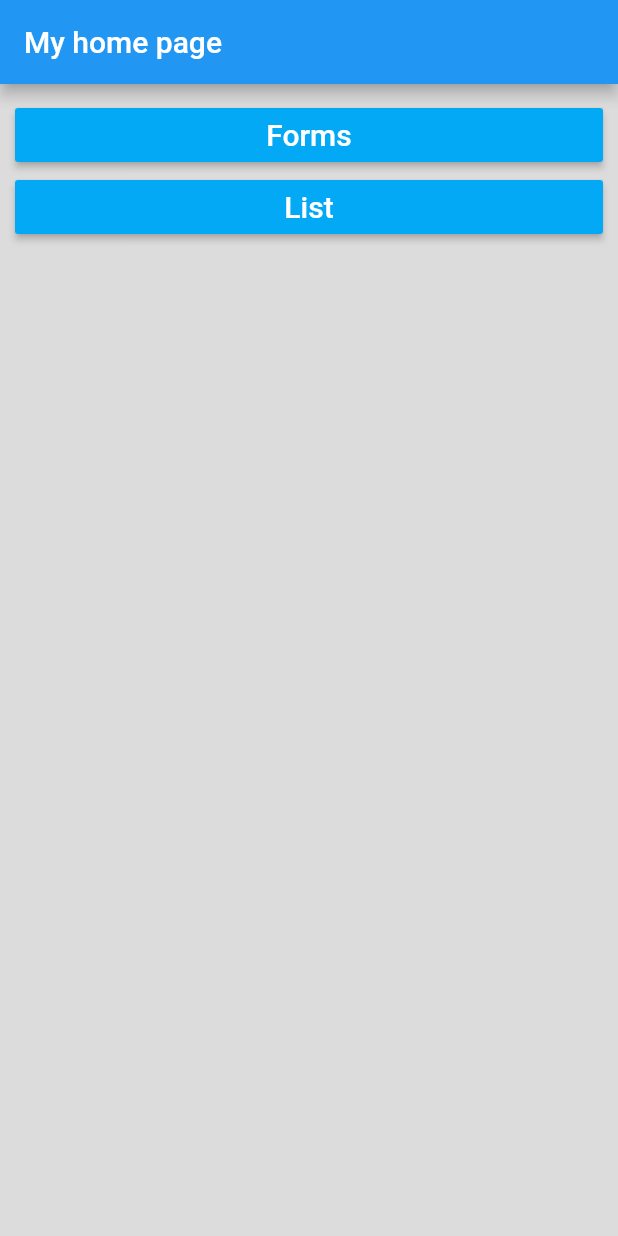
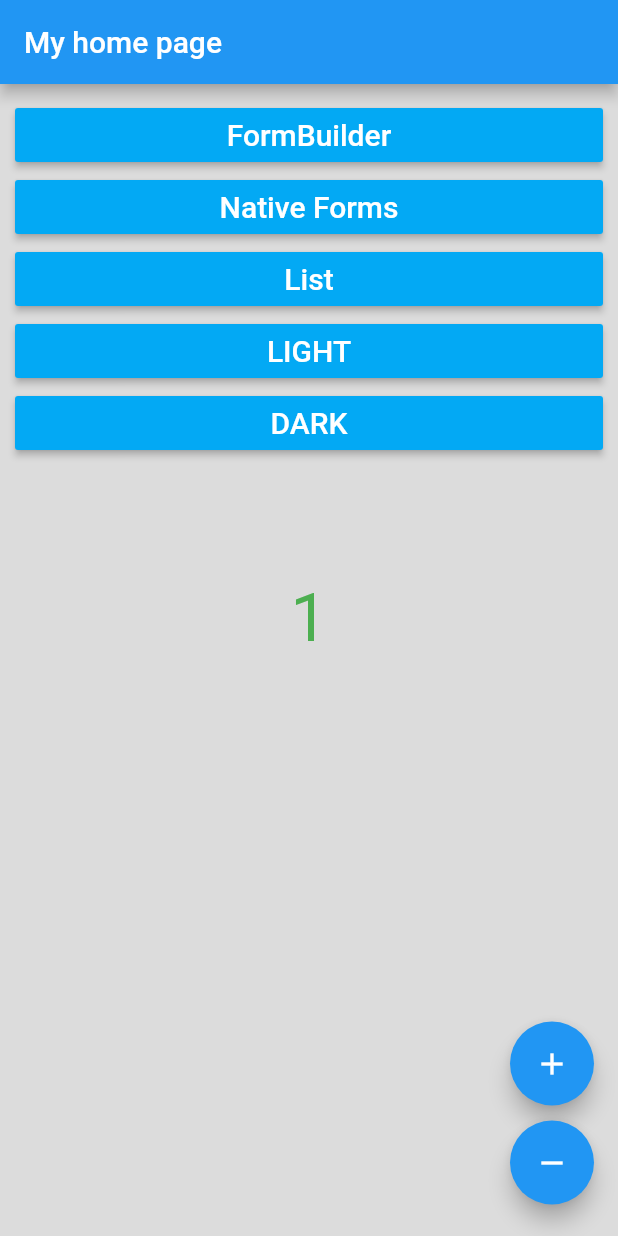
Before and after one commit to dmitrykuznetsovdev/flutter_test, a Flutter app: the screen it shows after launch, on a phone screen of 412 x 824 dp. Run offline on Flutter 3.47's test engine with Material 2 defaults, Android fonts, the phone set to English and light mode, and no system bars; our stand-ins replace bloc, flutter_bloc, flutter_form_builder, font_awesome_flutter.

Commit message:
understand BLoC

```diff
--- a/lib/main.dart
+++ b/lib/main.dart
@@ -1,23 +1,36 @@
 import 'package:flutter/material.dart';
+import 'package:flutter_bloc/flutter_bloc.dart';
 import 'package:flutter_app/screen/home.dart';
 import 'package:flutter_app/screen/bar_screen.dart';
 import 'package:flutter_app/screen/list_screen.dart';
 import 'package:flutter_app/screen/product_detail.dart';
 import 'package:flutter_app/screen/forms.dart';
+import 'package:flutter_app/screen/native_forms.dart';
+import 'package:flutter_app/bloc/counter.bloc.dart';
+import 'package:bloc/bloc.dart';
+import 'package:flutter_app/bloc/transition_logger.dart';
 
-void main() => runApp(MyApp());
+void main() {
+  BlocSupervisor.delegate = TransitionLogger();
+  return runApp(MyApp());
+}
 
 class MyApp extends StatelessWidget {
-  // This widget is the root of your application.
+  final CounterBloc _counterBloc = CounterBloc();
+
   @override
   Widget build(BuildContext context) {
-    return MaterialApp(
+    return Container(
+      child: BlocProvider<CounterBloc>(
+        builder: (context) => _counterBloc,
+        child:  MaterialApp(
             title: 'Flutter Demo',
             theme:  ThemeData.light().copyWith(
               textTheme: TextTheme(
                 body1: TextStyle(color: Colors.lightBlue),
               ),
             ),
+            debugShowCheckedModeBanner: false,
             initialRoute: "/",
             routes: <String, WidgetBuilder>{
               '/': (BuildContext context) => MyHomePage(title: 'My home page'),
@@ -25,7 +38,10 @@ class MyApp extends StatelessWidget {
               '/list': (BuildContext context) => ListScreen(),
               '/detail': (BuildContext context) => ProductDetailScreen(),
               '/forms': (BuildContext context) => FormsScreen(),
+              '/native_forms': (BuildContext context) => NativeFormsScreen(),
             }
+        ),
+      ),
     );
   }
 }
--- a/lib/screen/home.dart
+++ b/lib/screen/home.dart
@@ -1,36 +1,10 @@
 import 'package:flutter/material.dart';
+import 'package:flutter_bloc/flutter_bloc.dart';
+import 'package:flutter_app/bloc/counter.bloc.dart';
 
-class MyHomePage extends StatefulWidget {
+class MyHomePage extends StatelessWidget {
   MyHomePage({Key key, this.title}) : super(key: key);
-
-  // This widget is the home page of your application. It is stateful, meaning
-  // that it has a State object (defined below) that contains fields that affect
-  // how it looks.
-
-  // This class is the configuration for the state. It holds the values (in this
-  // case the title) provided by the parent (in this case the App widget) and
-  // used by the build method of the State. Fields in a Widget subclass are
-  // always marked "final".
-
   final String title;
-
-  @override
-  _MyHomePageState createState() => _MyHomePageState();
-}
-
-class _MyHomePageState extends State<MyHomePage> {
-  int _counter = 0;
-
-  void _incrementCounter() {
-    setState(() {
-      // This call to setState tells the Flutter framework that something has
-      // changed in this State, which causes it to rerun the build method below
-      // so that the display can reflect the updated values. If we changed
-      // _counter without calling setState(), then the build method would not be
-      // called again, and so nothing would appear to happen.
-      _counter++;
-    });
-  }
 
   List<Map> buttonList = [
     {
@@ -49,27 +23,32 @@ class _MyHomePageState extends State<MyHomePage> {
     fontSize: 20,
   );
 
-  Widget _text(String text) => Text(
-      text,
-      style: _textStyle
-  );
+  Widget _text(String text) => Text(text, style: _textStyle);
 
   @override
   Widget build(BuildContext context) {
+    final CounterBloc counterBloc = BlocProvider.of<CounterBloc>(context);
     return Scaffold(
-      appBar: AppBar(
-        title: Text(widget.title),
-      ),
-      body: Container(
-        padding: EdgeInsets.all(10),
-        color: Colors.black12,
-        child: ListView(
-            children: <Widget>[
+        appBar: AppBar(
+          title: Text(this.title),
+        ),
+        body: BlocBuilder<CounterBloc, int>(builder: (context, count) {
+          return Container(
+            padding: EdgeInsets.all(10),
+            color: Colors.black12,
+            child: ListView(children: <Widget>[
               RaisedButton(
                 color: Colors.lightBlue,
-                child: this._text('Forms'),
+                child: this._text('FormBuilder'),
                 onPressed: () {
                   Navigator.pushNamed(context, '/forms');
+                },
+              ),
+              RaisedButton(
+                color: Colors.lightBlue,
+                child: this._text('Native Forms'),
+                onPressed: () {
+                  Navigator.pushNamed(context, '/native_forms');
                 },
               ),
               RaisedButton(
@@ -78,8 +57,55 @@ class _MyHomePageState extends State<MyHomePage> {
                 onPressed: () {
                   Navigator.pushNamed(context, '/list');
                 },
-              )
+              ),
+              RaisedButton(
+                color: Colors.lightBlue,
+                child: this._text('LIGHT'),
+                onPressed: () {
+                  Navigator.pushNamed(context, '/list');
+                },
+              ),
+              RaisedButton(
+                color: Colors.lightBlue,
+                child: this._text('DARK'),
+                onPressed: () {
+                  Navigator.pushNamed(context, '/list');
+                },
+              ),
+              SizedBox(height: 80,),
+              Center(
+                child: Text(
+                  '$count',
+                  style: TextStyle(fontSize: 44.0, color: Colors.green),
+                ),
+              ),
             ]),
+          );
+        }
+        ),
+      floatingActionButton: Column(
+        crossAxisAlignment: CrossAxisAlignment.end,
+        mainAxisAlignment: MainAxisAlignment.end,
+        children: <Widget>[
+          Padding(
+            padding: EdgeInsets.symmetric(vertical: 5.0),
+            child: FloatingActionButton(
+              child: Icon(Icons.add),
+              onPressed: () {
+                counterBloc.add(CounterEvent.increment);
+              },
+            ),
+          ),
+          Padding(
+            padding: EdgeInsets.symmetric(vertical: 5.0),
+            child: FloatingActionButton(
+              child: Icon(Icons.remove),
+              onPressed: () {
+                counterBloc.add(CounterEvent.decrement);
+              },
+            ),
+          ),
+        ],
       ),
     );
   }
--- a/pubspec.yaml
+++ b/pubspec.yaml
@@ -21,6 +21,8 @@ dependencies:
   font_awesome_flutter: ^8.5.0
   url_launcher: ^5.0.0
   flutter_form_builder: ^3.5.5
+  bloc: 1.0.0
+  flutter_bloc: 1.0.0
   flutter:
     sdk: flutter
 
```
Also changed, not shown: lib/bloc/counter.bloc.dart (added, +27 -0 lines), lib/bloc/transition_logger.dart (added, +9 -0 lines), lib/models/user.dart (+2 -17 lines), lib/screen/forms.dart (+36 -34 lines), lib/screen/native_forms.dart (added, +91 -0 lines), lib/styles/forms.style.dart (added, +14 -0 lines), pubspec.lock. Lines whose indentation alone changed are shown as unchanged.
